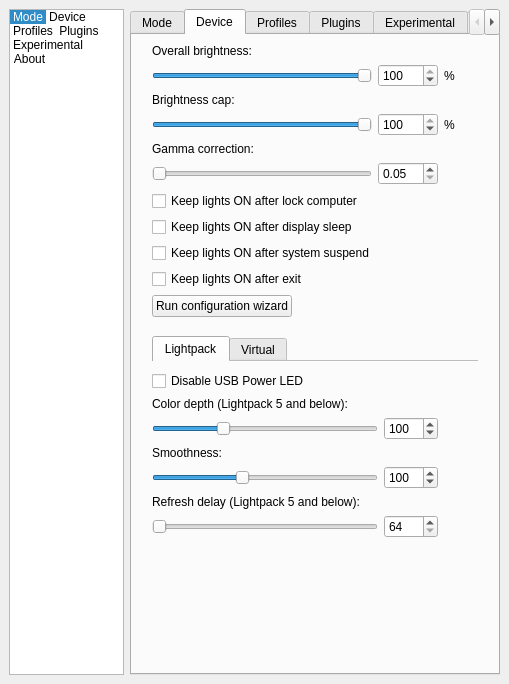
woodenshark/Lightpack, file Software/src/SettingsWindow.ui: the form before one commit.
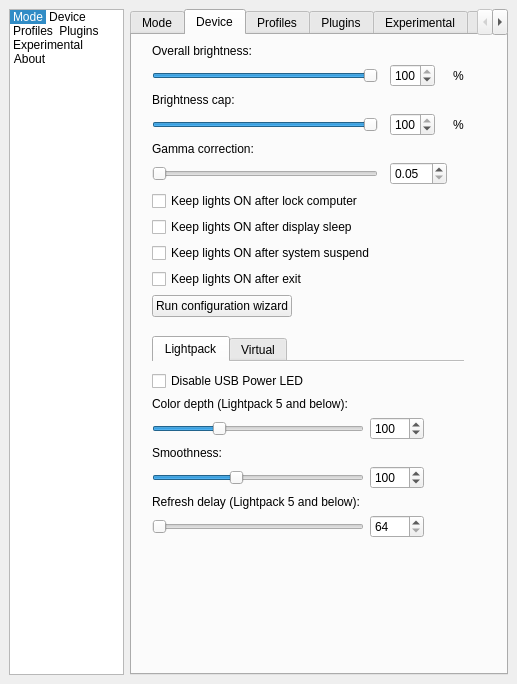
The form after the commit. The open tabs and pages were chosen to show the change. Icons and pictures are not drawn. Custom widgets are drawn as their Qt base class.

Commit message: settings window: brightness cap help

Patch:
```diff
--- a/Software/src/SettingsWindow.ui
+++ b/Software/src/SettingsWindow.ui
@@ -1300,29 +1300,168 @@
         <property name="rightMargin">
          <number>20</number>
         </property>
-        <item row="5" column="0">
-         <widget class="QLabel" name="label_GammaCorrection">
-          <property name="sizePolicy">
-           <sizepolicy hsizetype="Preferred" vsizetype="Fixed">
-            <horstretch>0</horstretch>
-            <verstretch>0</verstretch>
-           </sizepolicy>
+        <item row="7" column="0" colspan="4">
+         <widget class="QCheckBox" name="checkBox_KeepLightsOnAfterLockComputer">
+          <property name="text">
+           <string>Keep lights ON after lock computer</string>
           </property>
+         </widget>
+        </item>
+        <item row="4" column="3">
+         <widget class="QLabel" name="label_12">
+          <property name="maximumSize">
+           <size>
+            <width>16</width>
+            <height>16777215</height>
+           </size>
+          </property>
           <property name="text">
-           <string>Gamma correction:</string>
+           <string>%</string>
           </property>
          </widget>
         </item>
-        <item row="6" column="2">
-         <widget class="QPushButton" name="pushButton_GammaCorrectionHelp">
+        <item row="6" column="0">
+         <widget class="QSlider" name="horizontalSlider_GammaCorrection">
           <property name="sizePolicy">
-           <sizepolicy hsizetype="Fixed" vsizetype="Fixed">
+           <sizepolicy hsizetype="Expanding" vsizetype="Fixed">
             <horstretch>0</horstretch>
             <verstretch>0</verstretch>
            </sizepolicy>
+          </property>
+          <property name="whatsThis">
+           <string>&lt;h4&gt;Gamma correction&lt;/h4&gt; It controls the level of saturation. The effect is clearly detectable in a video in screen grabbing mode&lt;br/&gt;Recommended value: 2.00</string>
+          </property>
+          <property name="minimum">
+           <number>5</number>
+          </property>
+          <property name="maximum">
+           <number>1000</number>
+          </property>
+          <property name="singleStep">
+           <number>5</number>
+          </property>
+          <property name="orientation">
+           <enum>Qt::Horizontal</enum>
+          </property>
+          <property name="tickPosition">
+           <enum>QSlider::NoTicks</enum>
+          </property>
+          <property name="tickInterval">
+           <number>100</number>
+          </property>
+         </widget>
+        </item>
+        <item row="14" column="0" colspan="4">
+         <widget class="QCheckBox" name="checkBox_KeepLightsOnAfterExit">
+          <property name="minimumSize">
+           <size>
+            <width>0</width>
+            <height>0</height>
+           </size>
+          </property>
+          <property name="text">
+           <string>Keep lights ON after exit</string>
+          </property>
+         </widget>
+        </item>
+        <item row="9" column="0" colspan="4">
+         <widget class="QCheckBox" name="checkBox_KeepLightsOnAfterSuspend">
+          <property name="text">
+           <string>Keep lights ON after system suspend</string>
+          </property>
+         </widget>
+        </item>
+        <item row="2" column="0">
+         <widget class="QSlider" name="horizontalSlider_DeviceBrightness">
+          <property name="minimumSize">
+           <size>
+            <width>200</width>
+            <height>0</height>
+           </size>
+          </property>
+          <property name="minimum">
+           <number>0</number>
+          </property>
+          <property name="maximum">
+           <number>100</number>
+          </property>
+          <property name="pageStep">
+           <number>1</number>
+          </property>
+          <property name="value">
+           <number>100</number>
+          </property>
+          <property name="orientation">
+           <enum>Qt::Horizontal</enum>
+          </property>
+         </widget>
+        </item>
+        <item row="17" column="0">
+         <spacer name="verticalSpacer_2">
+          <property name="orientation">
+           <enum>Qt::Vertical</enum>
+          </property>
+          <property name="sizeHint" stdset="0">
+           <size>
+            <width>20</width>
+            <height>40</height>
+           </size>
+          </property>
+         </spacer>
+        </item>
+        <item row="15" column="0">
+         <layout class="QHBoxLayout" name="horizontalLayout_8">
+          <property name="bottomMargin">
+           <number>13</number>
+          </property>
+          <item>
+           <widget class="QPushButton" name="pbRunConfigurationWizard">
+            <property name="text">
+             <string>Run configuration wizard</string>
+            </property>
+           </widget>
+          </item>
+          <item>
+           <spacer name="horizontalSpacer_3">
+            <property name="orientation">
+             <enum>Qt::Horizontal</enum>
+            </property>
+            <property name="sizeHint" stdset="0">
+             <size>
+              <width>40</width>
+              <height>20</height>
+             </size>
+            </property>
+           </spacer>
+          </item>
+         </layout>
+        </item>
+        <item row="2" column="3">
+         <widget class="QLabel" name="label_15">
+          <property name="maximumSize">
+           <size>
+            <width>16</width>
+            <height>16777215</height>
+           </size>
           </property>
           <property name="styleSheet">
            <string notr="true">margin:0px;</string>
+          </property>
+          <property name="text">
+           <string>%</string>
+          </property>
+          <property name="alignment">
+           <set>Qt::AlignLeading|Qt::AlignLeft|Qt::AlignVCenter</set>
+          </property>
+         </widget>
+        </item>
+        <item row="4" column="5">
+         <widget class="QPushButton" name="pushButton_BrightnessCapHelp">
+          <property name="maximumSize">
+           <size>
+            <width>16</width>
+            <height>16777215</height>
+           </size>
           </property>
           <property name="text">
            <string/>
@@ -1343,7 +1482,20 @@
           </property>
          </widget>
         </item>
-        <item row="16" column="0" colspan="3">
+        <item row="5" column="0">
+         <widget class="QLabel" name="label_GammaCorrection">
+          <property name="sizePolicy">
+           <sizepolicy hsizetype="Preferred" vsizetype="Fixed">
+            <horstretch>0</horstretch>
+            <verstretch>0</verstretch>
+           </sizepolicy>
+          </property>
+          <property name="text">
+           <string>Gamma correction:</string>
+          </property>
+         </widget>
+        </item>
+        <item row="16" column="0" colspan="4">
          <widget class="QTabWidget" name="tabDevices">
           <property name="sizePolicy">
            <sizepolicy hsizetype="Expanding" vsizetype="Fixed">
@@ -1715,77 +1867,23 @@
           </widget>
          </widget>
         </item>
-        <item row="6" column="1">
-         <widget class="QDoubleSpinBox" name="doubleSpinBox_DeviceGamma">
-          <property name="sizePolicy">
-           <sizepolicy hsizetype="Fixed" vsizetype="Fixed">
-            <horstretch>0</horstretch>
-            <verstretch>0</verstretch>
-           </sizepolicy>
-          </property>
+        <item row="4" column="0">
+         <widget class="QSlider" name="horizontalSlider_DeviceBrightnessCap">
           <property name="minimumSize">
            <size>
-            <width>50</width>
+            <width>200</width>
             <height>0</height>
            </size>
           </property>
-          <property name="maximumSize">
-           <size>
-            <width>60</width>
-            <height>16777215</height>
-           </size>
+          <property name="whatsThis">
+           <string>&lt;html&gt;&lt;head/&gt;&lt;body&gt;&lt;p&gt;&lt;span style=&quot; font-weight:600;&quot;&gt;Brightness Cap&lt;/span&gt;&lt;/p&gt;&lt;p&gt;Lowers the brightness limit of LEDs (as opposed to overall brightness). Can be used to limit the power draw and the heat output. Defaults to 100% (no limit).&lt;/p&gt;&lt;/body&gt;&lt;/html&gt;</string>
           </property>
           <property name="minimum">
-           <double>0.050000000000000</double>
-          </property>
-          <property name="maximum">
-           <double>10.000000000000000</double>
-          </property>
-          <property name="singleStep">
-           <double>0.050000000000000</double>
-          </property>
-          <property name="value">
-           <double>0.050000000000000</double>
-          </property>
-         </widget>
-        </item>
-        <item row="2" column="2">
-         <widget class="QLabel" name="label_15">
-          <property name="styleSheet">
-           <string notr="true">margin:0px;</string>
-          </property>
-          <property name="text">
-           <string>%</string>
-          </property>
-          <property name="alignment">
-           <set>Qt::AlignLeading|Qt::AlignLeft|Qt::AlignVCenter</set>
-          </property>
-         </widget>
-        </item>
-        <item row="17" column="0">
-         <spacer name="verticalSpacer_2">
-          <property name="orientation">
-           <enum>Qt::Vertical</enum>
-          </property>
-          <property name="sizeHint" stdset="0">
-           <size>
-            <width>20</width>
-            <height>40</height>
-           </size>
-          </property>
-         </spacer>
-        </item>
-        <item row="2" column="0">
-         <widget class="QSlider" name="horizontalSlider_DeviceBrightness">
-          <property name="minimum">
-           <number>0</number>
-          </property>
-          <property name="maximum">
-           <number>100</number>
-          </property>
-          <property name="pageStep">
            <number>1</number>
           </property>
+          <property name="maximum">
+           <number>100</number>
+          </property>
           <property name="value">
            <number>100</number>
           </property>
@@ -1794,33 +1892,6 @@
           </property>
          </widget>
         </item>
-        <item row="15" column="0">
-         <layout class="QHBoxLayout" name="horizontalLayout_8">
-          <property name="bottomMargin">
-           <number>13</number>
-          </property>
-          <item>
-           <widget class="QPushButton" name="pbRunConfigurationWizard">
-            <property name="text">
-             <string>Run configuration wizard</string>
-            </property>
-           </widget>
-          </item>
-          <item>
-           <spacer name="horizontalSpacer_3">
-            <property name="orientation">
-             <enum>Qt::Horizontal</enum>
-            </property>
-            <property name="sizeHint" stdset="0">
-             <size>
-              <width>40</width>
-              <height>20</height>
-             </size>
-            </property>
-           </spacer>
-          </item>
-         </layout>
-        </item>
         <item row="1" column="0">
          <widget class="QLabel" name="label_5">
           <property name="sizePolicy">
@@ -1834,102 +1905,6 @@
           </property>
          </widget>
         </item>
-        <item row="7" column="0" colspan="3">
-         <widget class="QCheckBox" name="checkBox_KeepLightsOnAfterLockComputer">
-          <property name="text">
-           <string>Keep lights ON after lock computer</string>
-          </property>
-         </widget>
-        </item>
-        <item row="2" column="1">
-         <widget class="QSpinBox" name="spinBox_DeviceBrightness">
-          <property name="sizePolicy">
-           <sizepolicy hsizetype="Fixed" vsizetype="Fixed">
-            <horstretch>0</horstretch>
-            <verstretch>0</verstretch>
-           </sizepolicy>
-          </property>
-          <property name="minimumSize">
-           <size>
-            <width>60</width>
-            <height>0</height>
-           </size>
-          </property>
-          <property name="maximumSize">
-           <size>
-            <width>50</width>
-            <height>16777215</height>
-           </size>
-          </property>
-          <property name="minimum">
-           <number>0</number>
-          </property>
-          <property name="maximum">
-           <number>100</number>
-          </property>
-          <property name="value">
-           <number>100</number>
-          </property>
-         </widget>
-        </item>
-        <item row="14" column="0" colspan="3">
-         <widget class="QCheckBox" name="checkBox_KeepLightsOnAfterExit">
-          <property name="minimumSize">
-           <size>
-            <width>0</width>
-            <height>0</height>
-           </size>
-          </property>
-          <property name="text">
-           <string>Keep lights ON after exit</string>
-          </property>
-         </widget>
-        </item>
-        <item row="9" column="0" colspan="3">
-         <widget class="QCheckBox" name="checkBox_KeepLightsOnAfterSuspend">
-          <property name="text">
-           <string>Keep lights ON after system suspend</string>
-          </property>
-         </widget>
-        </item>
-        <item row="6" column="0">
-         <widget class="QSlider" name="horizontalSlider_GammaCorrection">
-          <property name="sizePolicy">
-           <sizepolicy hsizetype="Expanding" vsizetype="Fixed">
-            <horstretch>0</horstretch>
-            <verstretch>0</verstretch>
-           </sizepolicy>
-          </property>
-          <property name="whatsThis">
-           <string>&lt;h4&gt;Gamma correction&lt;/h4&gt; It controls the level of saturation. The effect is clearly detectable in a video in screen grabbing mode&lt;br/&gt;Recommended value: 2.00</string>
-          </property>
-          <property name="minimum">
-           <number>5</number>
-          </property>
-          <property name="maximum">
-           <number>1000</number>
-          </property>
-          <property name="singleStep">
-           <number>5</number>
-          </property>
-          <property name="orientation">
-           <enum>Qt::Horizontal</enum>
-          </property>
-          <property name="tickPosition">
-           <enum>QSlider::NoTicks</enum>
-          </property>
-          <property name="tickInterval">
-           <number>100</number>
-          </property>
-         </widget>
-        </item>
-        <item row="4" column="2">
-         <widget class="QLabel" name="label_12">
-          <property name="text">
-           <string>%</string>
-          </property>
-         </widget>
-        </item>
         <item row="3" column="0">
          <widget class="QLabel" name="label_7">
           <property name="text">
@@ -1937,8 +1912,20 @@
           </property>
          </widget>
         </item>
-        <item row="4" column="1">
+        <item row="4" column="2">
          <widget class="QSpinBox" name="spinBox_DeviceBrightnessCap">
+          <property name="maximumSize">
+           <size>
+            <width>45</width>
+            <height>16777215</height>
+           </size>
+          </property>
+          <property name="baseSize">
+           <size>
+            <width>29</width>
+            <height>0</height>
+           </size>
+          </property>
           <property name="minimum">
            <number>1</number>
           </property>
@@ -1950,10 +1937,34 @@
           </property>
          </widget>
         </item>
-        <item row="4" column="0">
-         <widget class="QSlider" name="horizontalSlider_DeviceBrightnessCap">
+        <item row="2" column="2">
+         <widget class="QSpinBox" name="spinBox_DeviceBrightness">
+          <property name="sizePolicy">
+           <sizepolicy hsizetype="Fixed" vsizetype="Fixed">
+            <horstretch>0</horstretch>
+            <verstretch>0</verstretch>
+           </sizepolicy>
+          </property>
+          <property name="minimumSize">
+           <size>
+            <width>45</width>
+            <height>0</height>
+           </size>
+          </property>
+          <property name="maximumSize">
+           <size>
+            <width>45</width>
+            <height>16777215</height>
+           </size>
+          </property>
+          <property name="baseSize">
+           <size>
+            <width>9</width>
+            <height>0</height>
+           </size>
+          </property>
           <property name="minimum">
-           <number>1</number>
+           <number>0</number>
           </property>
           <property name="maximum">
            <number>100</number>
@@ -1961,8 +1972,68 @@
           <property name="value">
            <number>100</number>
           </property>
-          <property name="orientation">
-           <enum>Qt::Horizontal</enum>
+         </widget>
+        </item>
+        <item row="6" column="5">
+         <widget class="QPushButton" name="pushButton_GammaCorrectionHelp">
+          <property name="sizePolicy">
+           <sizepolicy hsizetype="Fixed" vsizetype="Fixed">
+            <horstretch>0</horstretch>
+            <verstretch>0</verstretch>
+           </sizepolicy>
+          </property>
+          <property name="maximumSize">
+           <size>
+            <width>16</width>
+            <height>16777215</height>
+           </size>
+          </property>
+          <property name="styleSheet">
+           <string notr="true">margin:0px;</string>
+          </property>
+          <property name="text">
+           <string/>
+          </property>
+          <property name="icon">
+           <iconset resource="../res/LightpackResources.qrc">
+            <normaloff>:/icons/help.png</normaloff>:/icons/help.png</iconset>
+          </property>
+          <property name="flat">
+           <bool>true</bool>
+          </property>
+         </widget>
+        </item>
+        <item row="6" column="2">
+         <widget class="QDoubleSpinBox" name="doubleSpinBox_DeviceGamma">
+          <property name="sizePolicy">
+           <sizepolicy hsizetype="Fixed" vsizetype="Fixed">
+            <horstretch>0</horstretch>
+            <verstretch>0</verstretch>
+           </sizepolicy>
+          </property>
+          <property name="minimumSize">
+           <size>
+            <width>50</width>
+            <height>0</height>
+           </size>
+          </property>
+          <property name="maximumSize">
+           <size>
+            <width>60</width>
+            <height>16777215</height>
+           </size>
+          </property>
+          <property name="minimum">
+           <double>0.050000000000000</double>
+          </property>
+          <property name="maximum">
+           <double>10.000000000000000</double>
+          </property>
+          <property name="singleStep">
+           <double>0.050000000000000</double>
+          </property>
+          <property name="value">
+           <double>0.050000000000000</double>
           </property>
          </widget>
         </item>
```
Left out of the diff: 3 changed lines with no effect on the pictures. The commit also changes 2 other files.
